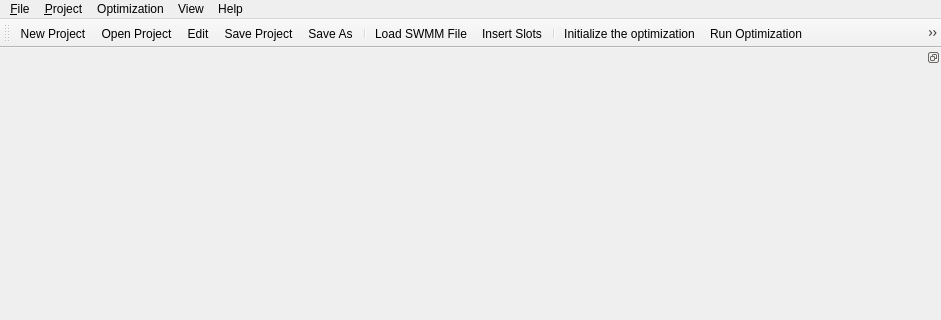
Old version of the form qt/mainwindow_.ui in the repository asselapathirana/swmm5-ea; both pictures show x 0 to 941 and y 0 to 320 of the 941 by 713 pixel window.
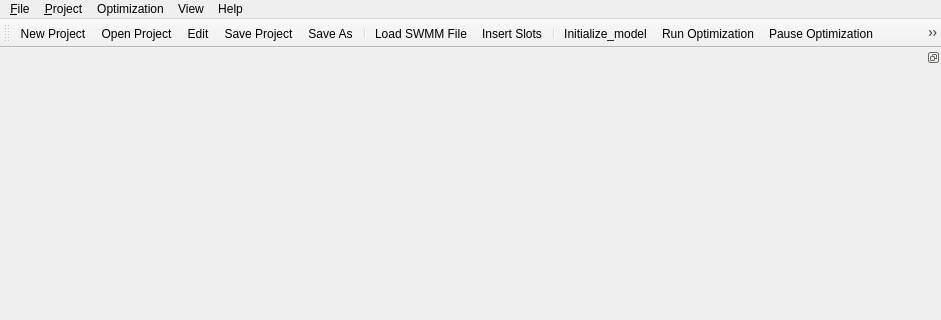
New version of the form. Icons and pictures are not drawn.

What changed in the file:
```diff
--- a/qt/mainwindow_.ui
+++ b/qt/mainwindow_.ui
@@ -324,7 +324,7 @@
      <normaloff>:/res/res/run.png</normaloff>:/res/res/run.png</iconset>
    </property>
    <property name="text">
-    <string>Initialize the optimization</string>
+    <string>Initialize_model</string>
    </property>
    <property name="toolTip">
     <string>Initialize the optimization</string>
```
